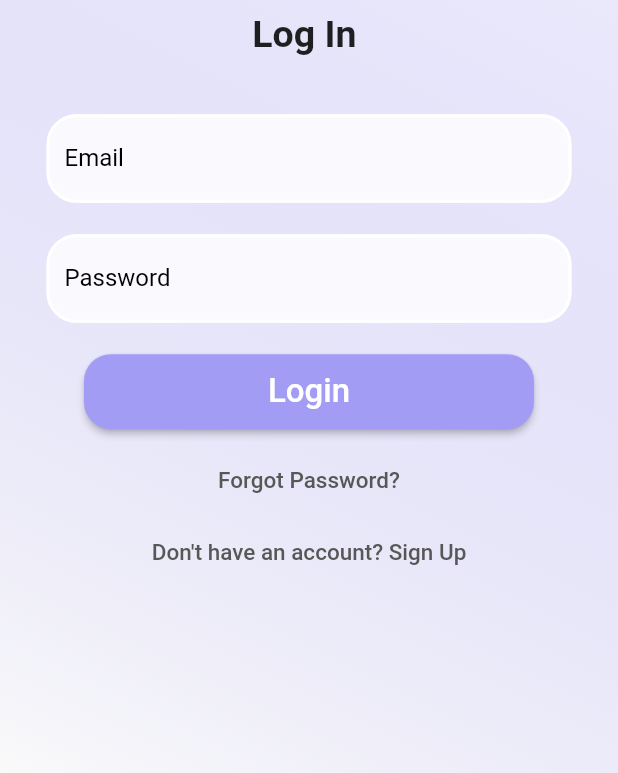
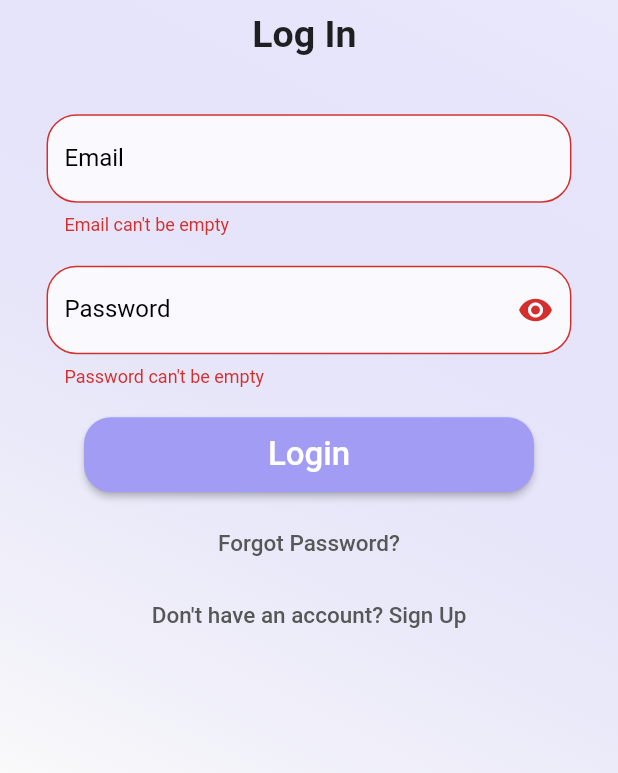
Before and after one commit to vedantbahel/viteED, a Flutter app: the screen it shows after launch, after a tap on "Login", on a phone screen of 412 x 824 dp, the part 463-1236 px from its top. Run offline on Flutter 3.47's test engine with Material 2 defaults, Android fonts, the phone set to English and light mode, and no system bars; our stand-ins replace appwrite, flutter_riverpod.

```diff
--- /dev/null
+++ b/viteed_app/lib/constants/apis.dart
@@ -0,0 +1,8 @@
+import 'package:appwrite/appwrite.dart';
+
+Client client = Client();
+
+class Api {
+  String projectId = '62cf0dda2eb9a2fca985'; // Your project ID
+  String endPoint = 'http://10.0.2.2/v1'; // Your Appwrite Endpoint
+}
--- /dev/null
+++ b/viteed_app/lib/constants/color.dart
@@ -0,0 +1,18 @@
+import 'package:flutter/material.dart';
+
+const MaterialColor primaryColor = MaterialColor(
+  0xFFA29CF4,
+  <int, Color>{
+    50: Color.fromRGBO(162, 156, 244, 0.1),
+    100: Color.fromRGBO(162, 156, 244, 0.2),
+    200: Color.fromRGBO(162, 156, 244, 0.3),
+    300: Color.fromRGBO(162, 156, 244, 0.4),
+    400: Color.fromRGBO(162, 156, 244, 0.5),
+    500: Color.fromRGBO(162, 156, 244, 0.6),
+    600: Color.fromRGBO(162, 156, 244, 0.7),
+    700: Color.fromRGBO(162, 156, 244, 0.8),
+    800: Color.fromRGBO(162, 156, 244, 0.9),
+    900: Color.fromRGBO(162, 156, 244, 1),
+  },
+
+);
--- /dev/null
+++ b/viteed_app/lib/constants/validators.dart
@@ -0,0 +1,40 @@
+class Validators {
+  static String? validateName({required String? name}) {
+    if (name == null || name.isEmpty) {
+      return 'Name can\'t be empty';
+    }
+
+    return null;
+  }
+
+  static String? validateUname({required String? name}) {
+    if (name == null || name.isEmpty) {
+      return 'UserName can\'t be empty';
+    }
+
+    return null;
+  }
+
+  static String? validateEmail({required String? email}) {
+    RegExp emailRegExp = RegExp(
+        r"^[a-zA-Z0-9.!#$%&'*+/=?^_`{|}~-]+@[a-zA-Z0-9](?:[a-zA-Z0-9-]{0,253}[a-zA-Z0-9])?(?:\.[a-zA-Z0-9](?:[a-zA-Z0-9-]{0,253}[a-zA-Z0-9])?)*$");
+
+    if (email == null || email.isEmpty) {
+      return 'Email can\'t be empty';
+    } else if (!emailRegExp.hasMatch(email)) {
+      return 'Enter a correct email';
+    }
+
+    return null;
+  }
+
+  static String? validatePassword({required String? password}) {
+    if (password == null || password.isEmpty) {
+      return 'Password can\'t be empty';
+    } else if (password.length < 8) {
+      return 'Password must be at least 8 characters';
+    }
+
+    return null;
+  }
+}
--- a/viteed_app/lib/main.dart
+++ b/viteed_app/lib/main.dart
@@ -1,10 +1,21 @@
 import 'package:flutter/material.dart';
+import 'package:flutter_riverpod/flutter_riverpod.dart';
+import 'package:viteed_app/constants/apis.dart';
+import 'package:viteed_app/constants/color.dart';
 import 'package:viteed_app/screens/home.dart';
 import 'package:viteed_app/screens/login.dart';
 import 'package:viteed_app/screens/signup.dart';
 
 void main() {
-  runApp(const MyApp());
+  runApp(
+    const ProviderScope(
+      child: MyApp(),
+    ),
+  );
+  client
+      .setEndpoint(Api().endPoint)
+      .setProject(Api().projectId)
+      .setSelfSigned(status: true);
 }
 
 class MyApp extends StatelessWidget {
@@ -14,11 +25,15 @@ class MyApp extends StatelessWidget {
   @override
   Widget build(BuildContext context) {
     return MaterialApp(
+      theme: ThemeData(
+        primarySwatch: primaryColor,
+        visualDensity: VisualDensity.adaptivePlatformDensity,
+      ),
       routes: {
-        '/': (context) => Login(),
-        '/login': (context) => Login(),
+        '/': (context) => const Login(),
+        '/login': (context) => const Login(),
         '/home': (context) => const Home(),
-        '/signUp': (context) => SignUp()
+        '/signUp': (context) => const SignUp()
       },
       debugShowCheckedModeBanner: false,
     );
--- a/viteed_app/lib/screens/login.dart
+++ b/viteed_app/lib/screens/login.dart
@@ -1,11 +1,45 @@
 import 'package:flutter/material.dart';
+import 'package:flutter_riverpod/flutter_riverpod.dart';
+import 'package:viteed_app/auth/authenticaton.dart';
+import '../constants/validators.dart';
 
-class Login extends StatelessWidget {
+class Login extends StatefulWidget {
+  const Login({Key? key}) : super(key: key);
+
+  @override
+  State<Login> createState() => _LoginState();
+}
+
+class _LoginState extends State<Login> {
   final TextEditingController _emailTextController = TextEditingController();
+
   final TextEditingController _passwordTextController = TextEditingController();
+
   final _formKey = GlobalKey<FormState>();
 
-  Login({Key? key}) : super(key: key);
+  bool isVisible = false;
+
+  Future<bool> logIn(BuildContext context, WidgetRef ref) async {
+    if (!_formKey.currentState!.validate()) {
+      return false;
+    }
+
+    final res = await Authentication().login(
+      _emailTextController.text,
+      _passwordTextController.text,
+      ref,
+    );
+
+    ScaffoldMessenger.of(context).showSnackBar(SnackBar(
+      content: Text(res),
+    ));
+    if (res == 'Logged in Successfully') {
+      return true;
+    } else {
+      return false;
+    }
+  }
+
   @override
   Widget build(BuildContext context) {
     return Scaffold(
@@ -51,9 +85,10 @@ class Login extends StatelessWidget {
                           padding: const EdgeInsets.all(10.0),
                           child: SizedBox(
                             width: 350.0,
-                            height: 60.0,
                             child: TextFormField(
                               controller: _emailTextController,
+                              validator: (value) =>
+                                  Validators.validateEmail(email: value),
                               decoration: InputDecoration(
                                   enabledBorder: OutlineInputBorder(
                                       borderSide: const BorderSide(
@@ -77,15 +112,25 @@ class Login extends StatelessWidget {
                           padding: const EdgeInsets.all(10.0),
                           child: SizedBox(
                             width: 350.0,
-                            height: 60.0,
                             child: TextFormField(
+                              obscureText: !isVisible,
                               controller: _passwordTextController,
+                              validator: (value) =>
+                                  Validators.validatePassword(password: value),
                               decoration: InputDecoration(
+                                suffixIcon: IconButton(
+                                  onPressed: () => setState(() {
+                                    isVisible = !isVisible;
+                                  }),
+                                  icon: isVisible
+                                      ? const Icon(Icons.visibility_off)
+                                      : const Icon(Icons.visibility),
+                                ),
                                 enabledBorder: OutlineInputBorder(
                                   borderSide: const BorderSide(
                                       color: Colors.white, width: 2.0),
-                                      borderRadius:
-                                          BorderRadius.circular(20.0)),
+                                  borderRadius: BorderRadius.circular(20.0),
+                                ),
                                 border: OutlineInputBorder(
                                   borderRadius: BorderRadius.circular(20.0),
                                 ),
@@ -95,7 +140,8 @@ class Login extends StatelessWidget {
                                 labelStyle: const TextStyle(
                                   color: Colors.black,
                                 ),
-                                  hintText: "*********"),
+                                hintText: "*********",
+                              ),
                             ),
                           ),
                         ),
@@ -104,15 +150,20 @@ class Login extends StatelessWidget {
                           child: SizedBox(
                             width: 300.0,
                             height: 50.0,
-                            child: ElevatedButton(
-                              onPressed: () {},
+                            child: Consumer(
+                              builder: (context, ref, child) => ElevatedButton(
+                                onPressed: () {
+                                  logIn(context, ref).then((value) {
+                                    if (value) {
+                                      Navigator.pushNamed(context, '/home');
+                                    }
+                                  });
+                                  _passwordTextController.clear();
+                                },
                                 style: ButtonStyle(
                                   foregroundColor:
                                       MaterialStateProperty.all<Color>(
                                           Colors.white),
-                                backgroundColor:
-                                    MaterialStateProperty.all<Color>(
-                                        const Color.fromRGBO(162, 156, 244, 1)),
                                   shape: MaterialStateProperty.all<
                                       RoundedRectangleBorder>(
                                     RoundedRectangleBorder(
@@ -126,6 +177,7 @@ class Login extends StatelessWidget {
                                 child: const Text(
                                   "Login",
                                   style: TextStyle(fontSize: 22),
+                                ),
                               ),
                             ),
                           ),
--- a/viteed_app/pubspec.yaml
+++ b/viteed_app/pubspec.yaml
@@ -35,6 +35,7 @@ dependencies:
   # Use with the CupertinoIcons class for iOS style icons.
   cupertino_icons: ^1.0.2
   appwrite: ^6.0.0
+  flutter_riverpod: ^1.0.4
 
 dev_dependencies:
   flutter_test:
```
Also changed, not shown: viteed_app/lib/auth/authenticaton.dart (added, +60 -0 lines), viteed_app/lib/providers/provider.dart (added, +33 -0 lines), viteed_app/lib/screens/home.dart (+27 -2 lines), viteed_app/lib/screens/signup.dart (+54 -10 lines), viteed_app/pubspec.lock, 1 other file. Lines whose indentation alone changed are shown as unchanged.
